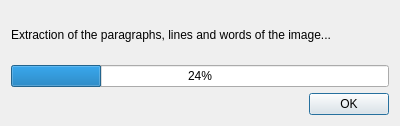
Before: the Qt Designer form src/Ui/ImageSegmenterDialog.ui in PlathC/VitalRecordAnalyser, drawn with Qt 5.
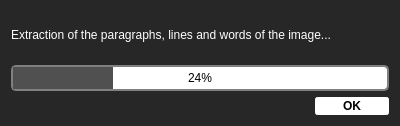
After: the same form once the commit is applied.

Commit message: Fix UI according to new stylesheet theme.

Diff of the .ui file:
```diff
--- a/src/Ui/ImageSegmenterDialog.ui
+++ b/src/Ui/ImageSegmenterDialog.ui
@@ -13,6 +13,44 @@
   <property name="windowTitle">
    <string>Segmentation running</string>
   </property>
+  <property name="styleSheet">
+   <string notr="true">QWidget
+{
+	font: &quot;Segoe UI&quot;;
+	color: #ffffff;
+}
+
+QDialog
+{
+	background-color:#272727
+}
+
+QProgressBar::chunk 
+{
+    background-color: #505050;
+    width: 20px;
+}
+
+QProgressBar {
+	color: #000000;
+    border: 2px solid grey;
+    border-radius: 5px;
+    text-align: center;
+}
+
+QPushButton
+{
+	color: #000000;
+	background-color:#ffffff;
+	border-style: outset;
+	border-width: 2px;
+    border-radius: 3px;
+	border-color:  #ffffff;
+	font: bold;
+	padding: 0.2em;
+    width: 70px;
+}</string>
+  </property>
   <layout class="QVBoxLayout" name="verticalLayout">
    <item>
     <widget class="QLabel" name="m_lblTaskInformation">
@@ -30,6 +68,9 @@
    </item>
    <item>
     <widget class="QDialogButtonBox" name="m_buttonBox">
+     <property name="styleSheet">
+      <string notr="true"/>
+     </property>
      <property name="orientation">
       <enum>Qt::Horizontal</enum>
      </property>
```
The commit also changes 2 other files.
